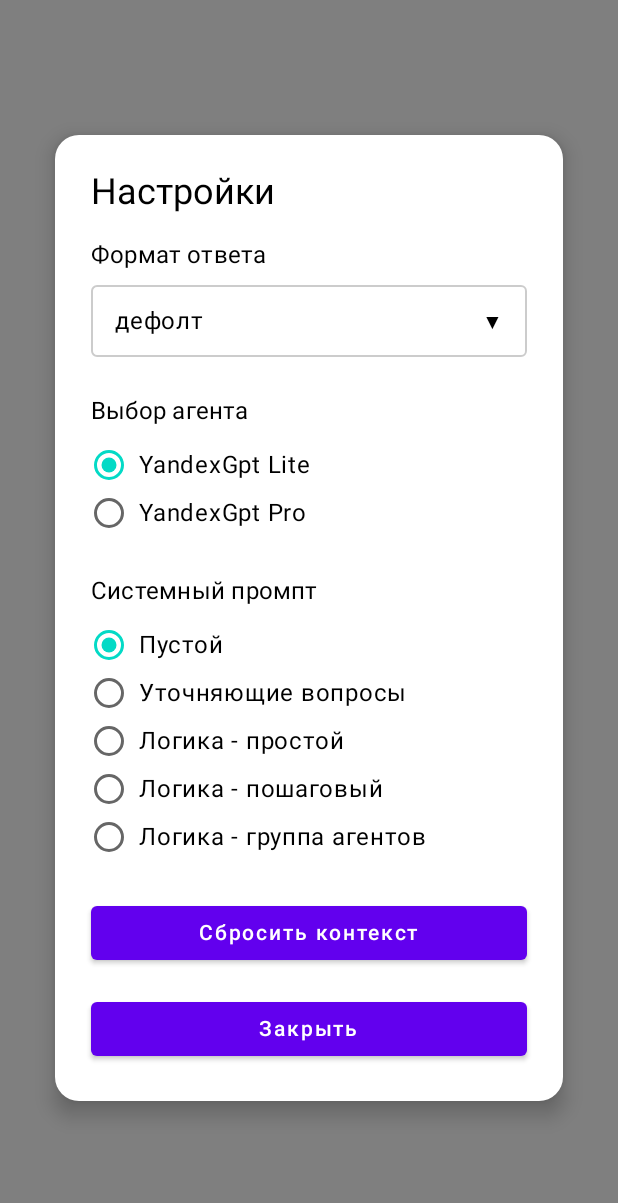
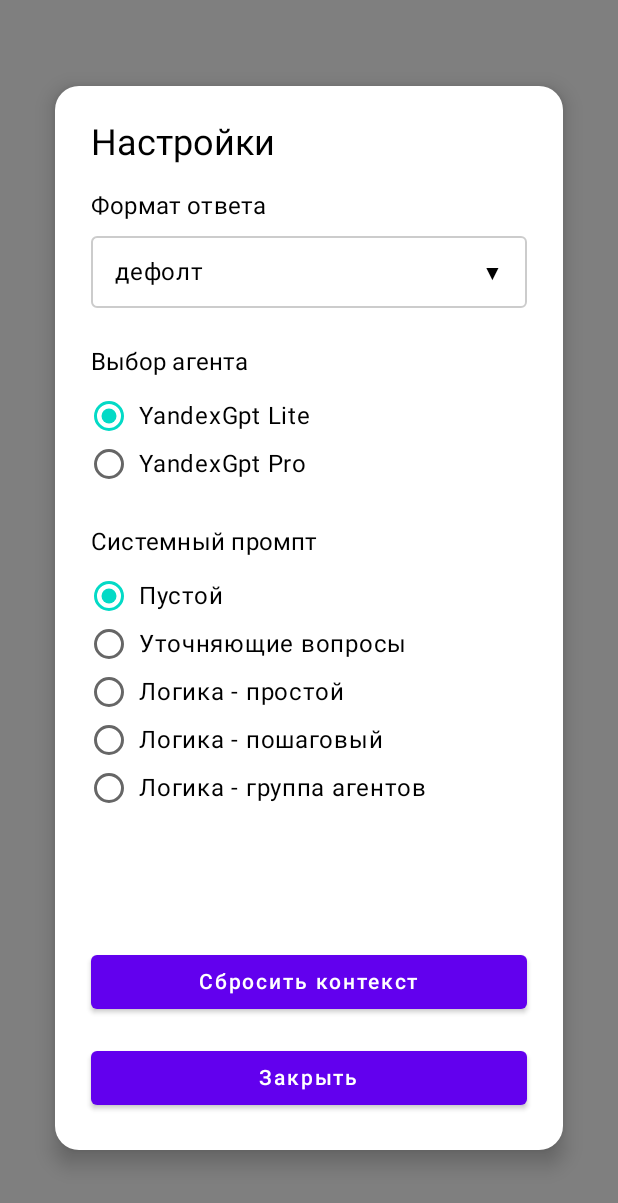
Before and after one commit to ubitu111/Ai-Advent-Challenge, an Android app built with Jetpack Compose: the composable SettingsScreen shown on its own in the app's theme, on a phone screen of 412 x 824 dp. Shown: the top 1203 px of the screen. Run offline under Robolectric (Android 15) with nearby library versions, the phone set to English and light mode, and no system bars.

Commit message:
Add scroll for settings

```diff
--- a/shared/src/commonMain/kotlin/ru/mirtomsk/shared/settings/SettingsScreen.kt
+++ b/shared/src/commonMain/kotlin/ru/mirtomsk/shared/settings/SettingsScreen.kt
@@ -9,7 +9,9 @@
 import androidx.compose.foundation.layout.fillMaxWidth
 import androidx.compose.foundation.layout.padding
 import androidx.compose.foundation.layout.width
+import androidx.compose.foundation.rememberScrollState
 import androidx.compose.foundation.shape.RoundedCornerShape
+import androidx.compose.foundation.verticalScroll
 import androidx.compose.material.Button
 import androidx.compose.material.Card
 import androidx.compose.material.DropdownMenu
@@ -57,6 +59,7 @@
         Card(
             modifier = Modifier
                 .fillMaxWidth(0.9f)
+                .fillMaxSize(0.9f)
                 .padding(16.dp),
             elevation = 8.dp,
             backgroundColor = MaterialTheme.colors.surface,
@@ -65,14 +68,25 @@
             Column(
                 modifier = Modifier
                     .fillMaxWidth()
+                    .fillMaxSize()
                     .padding(24.dp)
             ) {
+                // Fixed header
                 Text(
                     text = "Настройки",
                     style = MaterialTheme.typography.h5,
                     modifier = Modifier.padding(bottom = 16.dp)
                 )
 
+                // Scrollable content
+                val density = LocalDensity.current
+                var spinnerWidth by remember { mutableStateOf(0.dp) }
+
+                Column(
+                    modifier = Modifier
+                        .weight(1f)
+                        .verticalScroll(rememberScrollState())
+                ) {
                     // Response Format section
                     Text(
                         text = "Формат ответа",
@@ -81,9 +95,6 @@
                     )
 
                     // Spinner-like dropdown
-                val density = LocalDensity.current
-                var spinnerWidth by remember { mutableStateOf(0.dp) }
-
                     Box(
                         modifier = Modifier.fillMaxWidth()
                     ) {
@@ -199,13 +210,14 @@
                             }
                         }
                     }
+                }
 
-                // Reset Context button
+                // Fixed buttons at bottom
                 Button(
                     onClick = { viewModel.resetContext() },
                     modifier = Modifier
                         .fillMaxWidth()
-                        .padding(top = 24.dp)
+                        .padding(top = 16.dp)
                 ) {
                     Text(Strings.RESET_CONTEXT_BUTTON)
                 }
```
Lines whose indentation alone changed are shown as unchanged.
